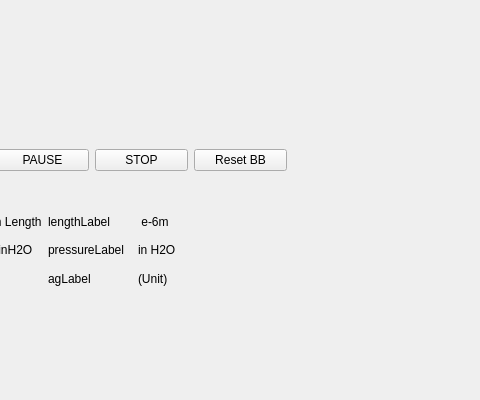
Above: resources/main_view_ui.ui from catmasteryip/MVC_singleCell before the change; both pictures show x 123 to 603 and y 200 to 600 of the 800 by 600 pixel window. Below: the same form after it.
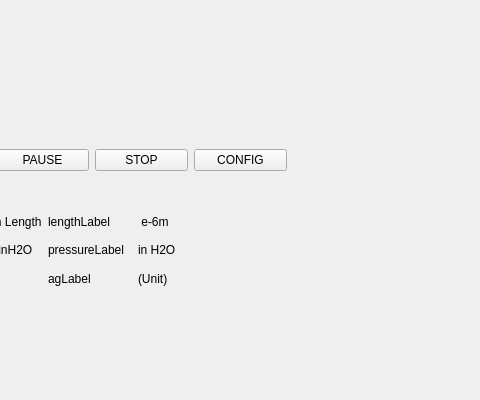
That is the form after the change. Custom widgets are drawn as their Qt base class.

The edit to the form file:
```diff
--- a/resources/main_view_ui.ui
+++ b/resources/main_view_ui.ui
@@ -154,7 +154,7 @@
      <item>
       <widget class="QPushButton" name="resetBBButton">
        <property name="text">
-        <string>Reset BB</string>
+        <string>CONFIG</string>
        </property>
       </widget>
      </item>
```
Left out of the diff: 2 changed lines with no effect on the pictures.
